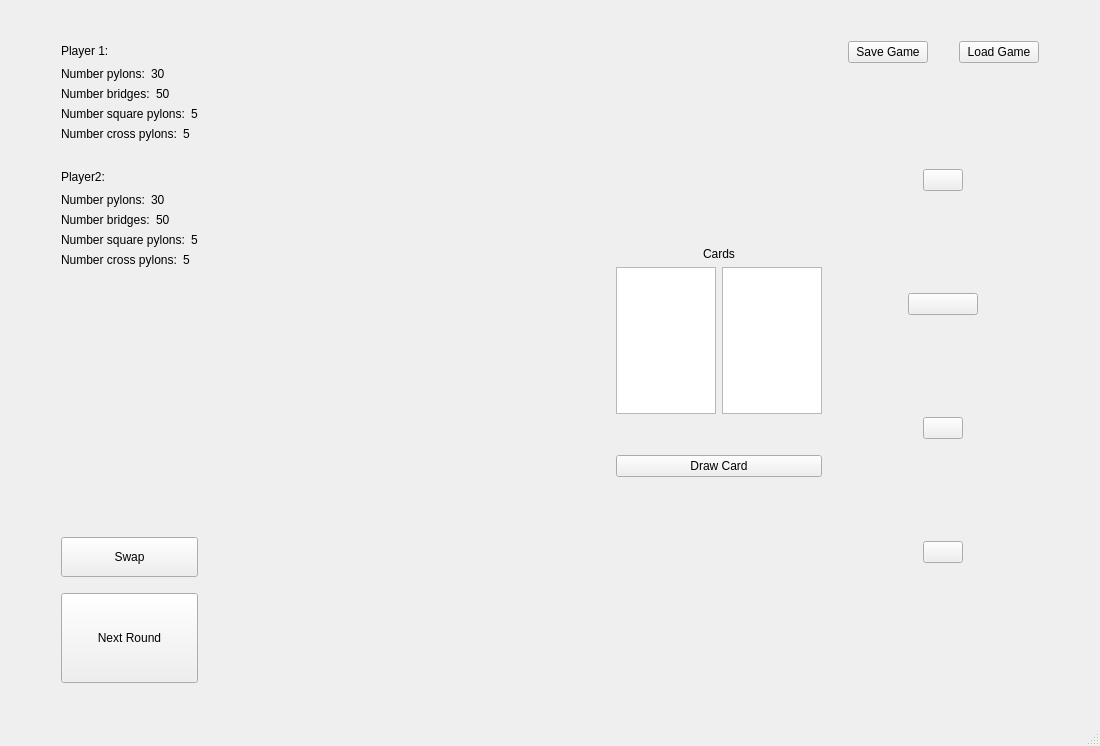
The window that GUI/GameWindow.ui (Offuru/Left-4-Code) describes before a commit, drawn with Qt 5.
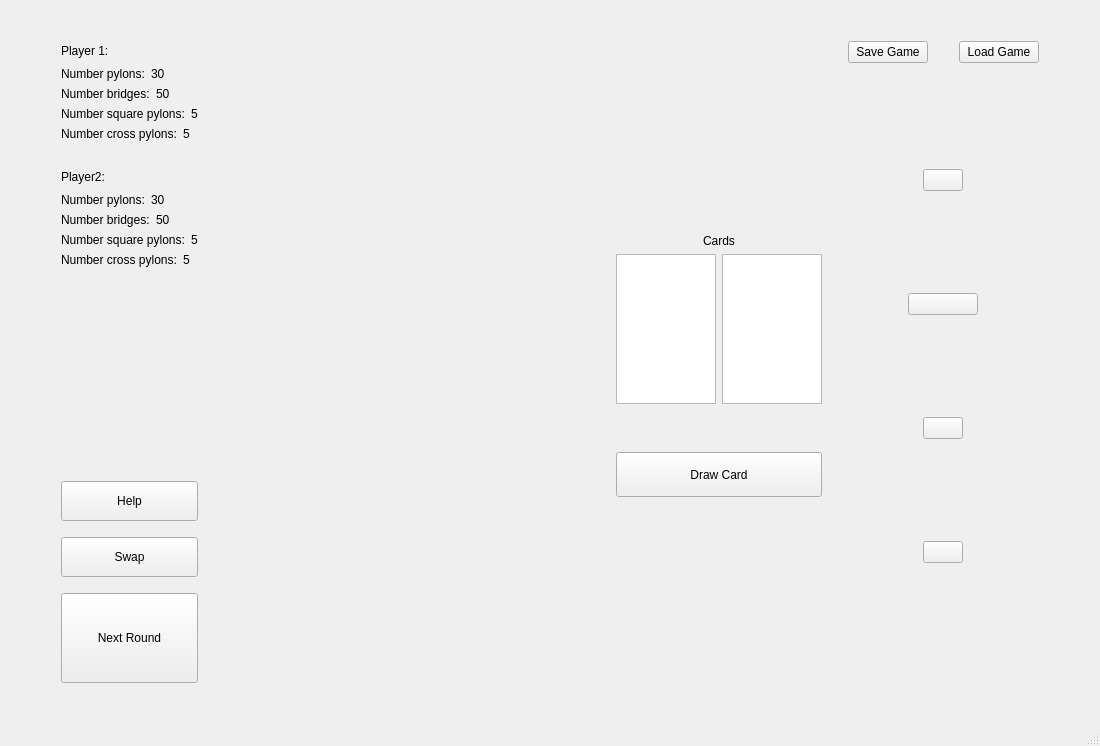
The same window after the commit. Icons and pictures are not drawn.

Commit message: Added AI hint in game window

Diff of the .ui file:
```diff
--- a/GUI/GameWindow.ui
+++ b/GUI/GameWindow.ui
@@ -273,6 +273,41 @@
           </property>
          </spacer>
         </item>
+        <item>
+         <widget class="QPushButton" name="helpButton">
+          <property name="sizePolicy">
+           <sizepolicy hsizetype="Maximum" vsizetype="Maximum">
+            <horstretch>1</horstretch>
+            <verstretch>1</verstretch>
+           </sizepolicy>
+          </property>
+          <property name="maximumSize">
+           <size>
+            <width>200</width>
+            <height>40</height>
+           </size>
+          </property>
+          <property name="text">
+           <string>Help</string>
+          </property>
+         </widget>
+        </item>
+        <item>
+         <spacer name="verticalSpacer_11">
+          <property name="orientation">
+           <enum>Qt::Vertical</enum>
+          </property>
+          <property name="sizeType">
+           <enum>QSizePolicy::Fixed</enum>
+          </property>
+          <property name="sizeHint" stdset="0">
+           <size>
+            <width>20</width>
+            <height>10</height>
+           </size>
+          </property>
+         </spacer>
+        </item>
         <item>
          <widget class="QPushButton" name="swapPlayersButton">
           <property name="enabled">
@@ -353,13 +388,13 @@
     <item>
      <layout class="QGridLayout" name="gridLayout_2">
       <property name="topMargin">
-       <number>200</number>
+       <number>180</number>
       </property>
       <property name="rightMargin">
        <number>20</number>
       </property>
       <property name="bottomMargin">
-       <number>200</number>
+       <number>180</number>
       </property>
       <item row="4" column="0">
        <spacer name="verticalSpacer_8">
@@ -443,10 +478,16 @@
           <verstretch>0</verstretch>
          </sizepolicy>
         </property>
+        <property name="minimumSize">
+         <size>
+          <width>0</width>
+          <height>45</height>
+         </size>
+        </property>
         <property name="maximumSize">
          <size>
           <width>250</width>
-          <height>16777215</height>
+          <height>30</height>
          </size>
         </property>
         <property name="text">
```
The commit also changes 10 other files.
